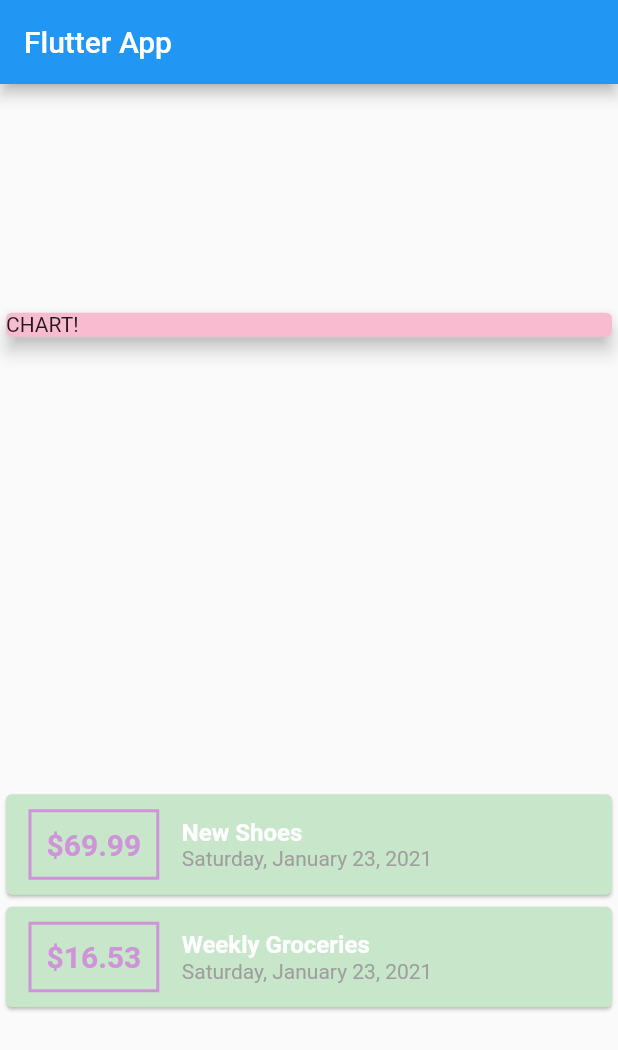
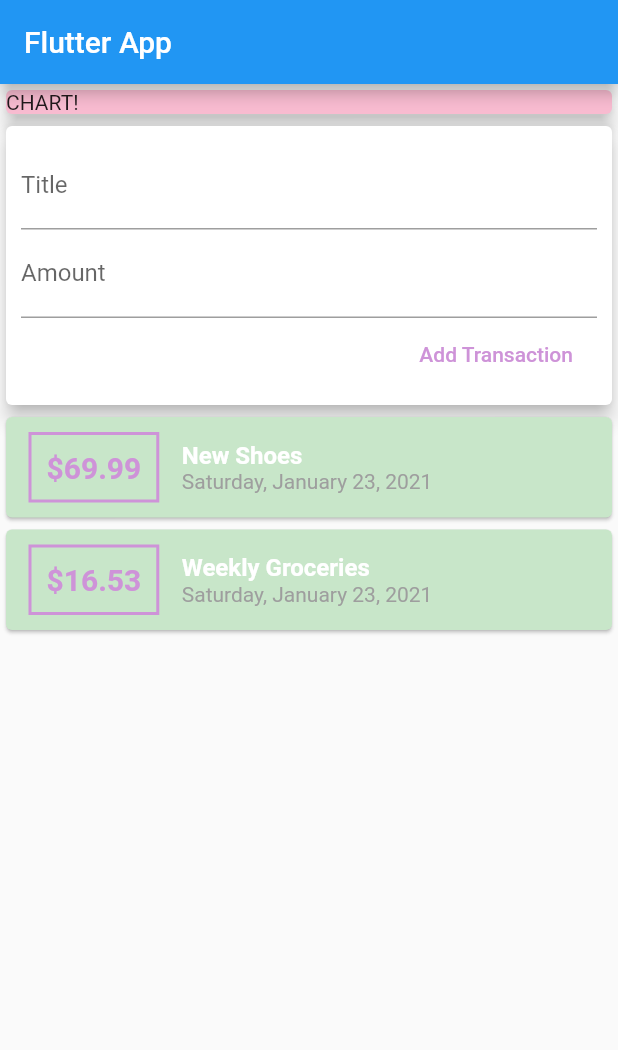
Before and after one commit to cansudogan/personal_expenses_app, a Flutter app: the screen it shows after launch, on a phone screen of 412 x 824 dp. Shown: the top 1050 px of the screen. Run offline on Flutter 3.47's test engine with Material 2 defaults, Android fonts, the phone set to English and light mode, and no system bars.

Commit message:
added user text input

```diff
--- a/lib/main.dart
+++ b/lib/main.dart
@@ -37,7 +37,7 @@ class MyHomePage extends StatelessWidget {
         title: Text('Flutter App'),
       ),
       body: Column(
-        mainAxisAlignment: MainAxisAlignment.spaceAround,
+        //mainAxisAlignment: MainAxisAlignment.spaceAround,
         crossAxisAlignment: CrossAxisAlignment.stretch,
         children: <Widget>[
           Container(
@@ -46,6 +46,28 @@ class MyHomePage extends StatelessWidget {
               color: Colors.pink[100],
               child: Text('CHART!'),
               elevation: 5,
+            ),
+          ),
+          Card(
+            elevation: 5,
+            child: Container(
+              padding: EdgeInsets.all(10),
+              child: Column(
+                crossAxisAlignment: CrossAxisAlignment.end,
+                children: <Widget>[
+                  TextField(
+                    decoration: InputDecoration(labelText: 'Title'),
+                  ),
+                  TextField(
+                    decoration: InputDecoration(labelText: 'Amount'),
+                  ),
+                  FlatButton(
+                    onPressed: () {},
+                    child: Text('Add Transaction'),
+                    textColor: Colors.purple[200],
+                  ),
+                ],
+              ),
             ),
           ),
           Column(
```
